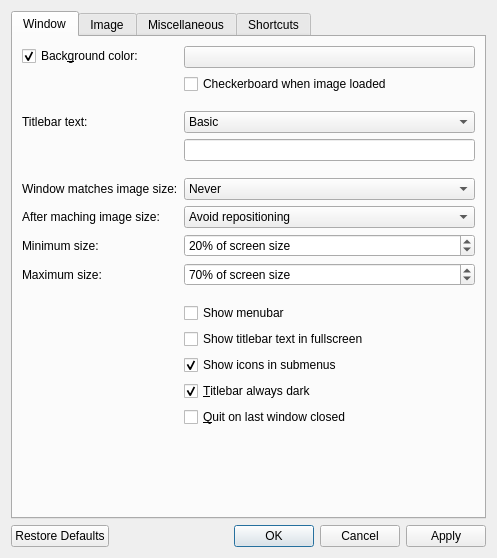
This is src/qvoptionsdialog.ui in jurplel/qView as Qt 5 draws it before an edit. The edited form follows.
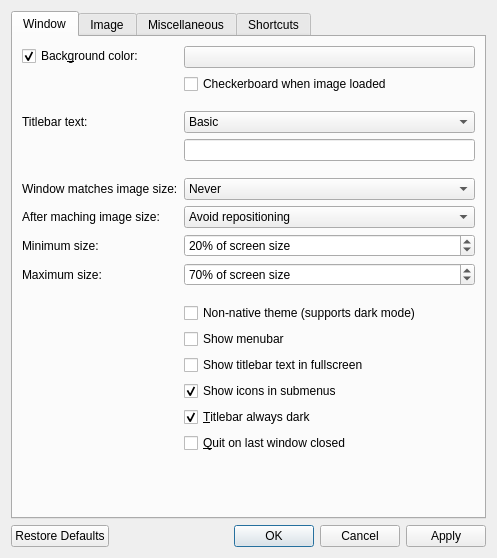
This is the edited form. The open tabs and pages were chosen to show the change.

Commit message: Add option to use non-native theme on Windows for dark mode support. (Not visible yet, needs Qt 6.5)

```diff
--- a/src/qvoptionsdialog.ui
+++ b/src/qvoptionsdialog.ui
@@ -282,7 +282,7 @@
          </property>
         </spacer>
        </item>
-       <item row="13" column="1">
+       <item row="14" column="1">
         <widget class="QCheckBox" name="submenuIconsCheckbox">
          <property name="toolTip">
           <string>Show icons in &quot;Open Recent&quot; and &quot;Open With&quot; submenus</string>
@@ -295,7 +295,7 @@
          </property>
         </widget>
        </item>
-       <item row="14" column="1">
+       <item row="15" column="1">
         <widget class="QCheckBox" name="darkTitlebarCheckbox">
          <property name="toolTip">
           <string>Choose whether or not the titlebar should always be dark regardless of your chosen macOS appearance</string>
@@ -309,13 +309,20 @@
         </widget>
        </item>
        <item row="11" column="1">
+        <widget class="QCheckBox" name="nonNativeThemeCheckbox">
+         <property name="text">
+          <string>Non-native theme (supports dark mode)</string>
+         </property>
+        </widget>
+       </item>
+       <item row="12" column="1">
         <widget class="QCheckBox" name="menubarCheckbox">
          <property name="text">
           <string>Show menubar</string>
          </property>
         </widget>
        </item>
-       <item row="12" column="1">
+       <item row="13" column="1">
         <widget class="QCheckBox" name="detailsInFullscreen">
          <property name="toolTip">
           <string>Choose whether or not to display the titlebar text while in fullscreen</string>
@@ -325,7 +332,7 @@
          </property>
         </widget>
        </item>
-       <item row="15" column="1">
+       <item row="16" column="1">
         <widget class="QCheckBox" name="quitOnLastWindowCheckbox">
          <property name="text">
           <string>&amp;Quit on last window closed</string>
```
The commit also changes 4 other files.
